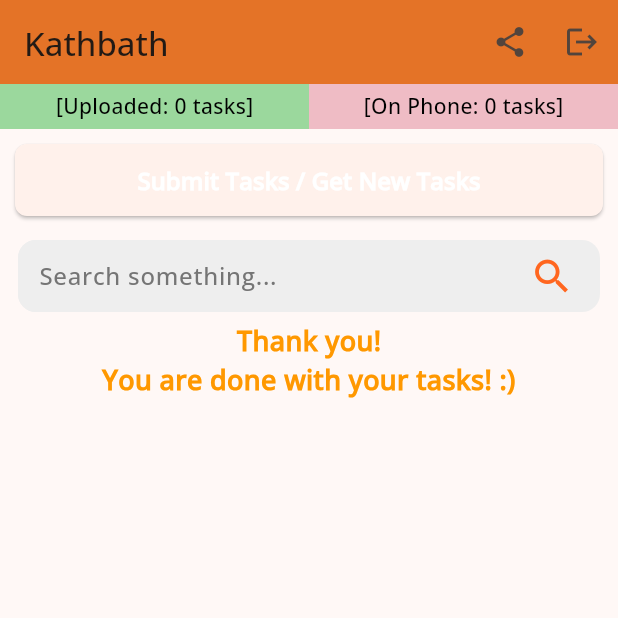
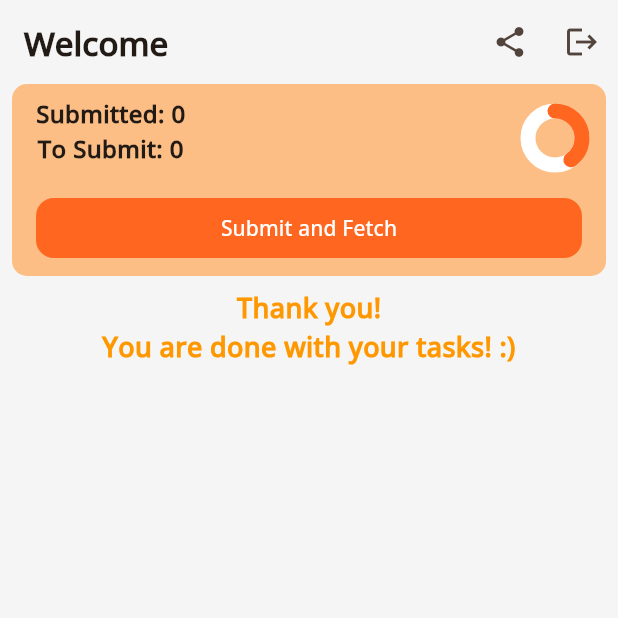
Before and after one commit to AI4Bharat/KathbathXFrontend, a Flutter app: the DashboardScreen screen opened directly with empty values, on a phone screen of 412 x 824 dp, the top half of it. Run offline on Flutter 3.47's test engine with Material 3 defaults, Android fonts, the phone set to English and light mode, and no system bars; our stand-ins replace camera, chewie, dio, drift, firebase_core, firebase_crashlytics and 8 more; missing offline and left inert: android_play_install_referrer, audio_session, dart:ffi, flutter_sound, in_app_update; accounts and stored records are empty; generated files the repository leaves out were written again; network calls fail.

Commit message:
Add UI change to the dashboard screen
- Changed the task card UI
- Changed the submit/fetch button and UI for showing the submitted
metrics

```diff
--- a/lib/screens/dashboard_screen.dart
+++ b/lib/screens/dashboard_screen.dart
@@ -16,6 +16,7 @@ import 'package:kathbath_lite/services/api_services_baseUrl.dart';
 import 'package:kathbath_lite/services/task_api.dart';
 import 'package:kathbath_lite/utils/colors.dart';
 import 'package:kathbath_lite/utils/send_output.dart';
+import 'package:kathbath_lite/widgets/buttons/dashboard_fetch_submit_button.dart';
 import 'package:kathbath_lite/widgets/editbox_widget.dart';
 import 'package:kathbath_lite/widgets/task_card_widget.dart';
 import 'package:kathbath_lite/widgets/task_submit_widget.dart';
@@ -387,38 +388,6 @@ class _DashboardScreenState extends State<DashboardScreen> {
           ;
           break;
 
-        // case 'IMAGE_DC_TEXT':
-        //   Navigator.pushNamed(
-        //     // ignore: use_build_context_synchronously
-        //     context,
-        //     '/image_transcription_microtask',
-        //     arguments: {
-        //       'microtasks': microtasks,
-        //       'microtaskAssignments': toBeDoneAssignments,
-        //     },
-        //   ).then((_) {
-        //     setState(() {
-        //       _loadTasks();
-        //     });
-        //   });
-        //   break;
-        //
-        // case 'SPEECH_DC_IMGAUD':
-        //   Navigator.pushNamed(
-        //     // ignore: use_build_context_synchronously
-        //     context,
-        //     '/image_audio_microtask',
-        //     arguments: {
-        //       'microtasks': microtasks,
-        //       'microtaskAssignments': toBeDoneAssignments,
-        //     },
-        //   ).then((_) {
-        //     setState(() {
-        //       _loadTasks();
-        //     });
-        //   });
-        //   break;
-
         case 'SPEECH_DV_MULTI' || 'SPEECH_VERIFICATION':
           Navigator.pushNamed(
             // ignore: use_build_context_synchronously
@@ -436,39 +405,6 @@ class _DashboardScreenState extends State<DashboardScreen> {
           });
           break;
 
-        // case 'SPEECH_DC_AUDREF':
-        //   Navigator.pushNamed(
-        //     // ignore: use_build_context_synchronously
-        //     context,
-        //     '/speech_audio_refinement',
-        //     arguments: {
-        //       'taskName': taskName,
-        //       'microtasks': microtasks,
-        //       'microtaskAssignments': toBeDoneAssignments,
-        //     },
-        //   ).then((_) {
-        //     setState(() {
-        //       _loadTasks();
-        //     });
-        //   });
-        //   break;
-        //
-        // case 'SIGN_LANGUAGE_VIDEO':
-        //   Navigator.pushNamed(
-        //     // ignore: use_build_context_synchronously
-        //     context,
-        //     '/video_collection_task',
-        //     arguments: {
-        //       'microtasks': microtasks,
-        //       'microtaskAssignments': toBeDoneAssignments,
-        //     },
-        //   ).then((_) {
-        //     setState(() {
-        //       _loadTasks();
-        //     });
-        //   });
-        //   break;
-
         default:
           break;
       }
@@ -476,7 +412,6 @@ class _DashboardScreenState extends State<DashboardScreen> {
   }
 
   List<Widget> _buildTaskCards(BuildContext context) {
-    print("The _tasks count is ${_tasks.length}");
     return _tasks.map((task) {
       final counts = _taskStatusCounts[task.id] ??
           {
@@ -490,7 +425,8 @@ class _DashboardScreenState extends State<DashboardScreen> {
           };
 
       return TaskCard(
-        taskName: task.name ?? 'No name',
+        taskName: task.name,
+        taskDescription: task.description,
         available: counts['available']!,
         completed: counts['completed']!,
         verified: counts['verified']!,
@@ -557,22 +493,9 @@ class _DashboardScreenState extends State<DashboardScreen> {
       },
       child: Scaffold(
         appBar: AppBar(
-          backgroundColor: darkerOrange,
           automaticallyImplyLeading: false,
-          title: FutureBuilder<String?>(
-            future: getAccessCode(),
-            builder: (context, snapshot) {
-              if (snapshot.connectionState == ConnectionState.waiting) {
-                return const CircularProgressIndicator();
-              } else if (snapshot.hasError) {
-                return const Text('Error');
-              } else if (snapshot.hasData) {
-                return Text(snapshot.data ?? 'Kathbath');
-              } else {
-                return const Text('Kathbath');
-              }
-            },
-          ),
+          title: const Text(
+              style: TextStyle(fontWeight: FontWeight.bold), "Welcome"),
           actions: [
             IconButton(
               icon: const Icon(Icons.share),
@@ -608,7 +531,11 @@ class _DashboardScreenState extends State<DashboardScreen> {
             filterLines = "";
             await _loadTasks();
           },
+          child: Container(
+              padding: const EdgeInsets.symmetric(horizontal: 8),
               child: Column(
+                crossAxisAlignment: CrossAxisAlignment.stretch,
+                spacing: 8,
                 children: [
                   // --- Task Submit/Get Section ---
                   ValueListenableBuilder<bool>(
@@ -617,24 +544,24 @@ class _DashboardScreenState extends State<DashboardScreen> {
                       return TaskSubmitWidget(
                         // uploadedTasks: uploadedCount,
                         uploadedTasks: submittedCount + uploadedCount,
-                    onPhoneTasks: totalAvailable,
+                        onPhoneTasks: onPhoneCount,
                         handleSubmitTasks: () async {
                           await handleSubmitTasks();
                         },
                       );
                     },
                   ),
-              Padding(
-                  padding: const EdgeInsets.symmetric(
-                      vertical: 6.0, horizontal: 12.0),
-                  child: EditBoxWidget(
-                      onTextSubmitted: (text) async {
-                        setState(() {
-                          filterLines = text;
-                          _loadTasks();
-                        });
-                      },
-                      buttonType: 'search')),
+                  // Padding(
+                  //     padding: const EdgeInsets.symmetric(
+                  //         vertical: 6.0, horizontal: 12.0),
+                  //     child: EditBoxWidget(
+                  //         onTextSubmitted: (text) async {
+                  //           setState(() {
+                  //             filterLines = text;
+                  //             _loadTasks();
+                  //           });
+                  //         },
+                  //         buttonType: 'search')),
                   // --- Tasks Recycler View ---
                   Expanded(
                     child: SingleChildScrollView(
@@ -648,7 +575,8 @@ class _DashboardScreenState extends State<DashboardScreen> {
                               ? const Center(
                                   child: Column(
                                     mainAxisAlignment: MainAxisAlignment.center,
-                                crossAxisAlignment: CrossAxisAlignment.center,
+                                    crossAxisAlignment:
+                                        CrossAxisAlignment.center,
                                     children: [
                                       Text(
                                         'Thank you!',
@@ -683,7 +611,7 @@ class _DashboardScreenState extends State<DashboardScreen> {
                     ),
                   ),
                 ],
-          ),
+              )),
         ),
       ),
     );
--- a/lib/screens/login_screen.dart
+++ b/lib/screens/login_screen.dart
@@ -8,7 +8,7 @@ import 'package:kathbath_lite/services/api_services_baseUrl.dart';
 import 'package:kathbath_lite/services/worker_api.dart';
 import 'package:kathbath_lite/utils/colors.dart';
 import 'package:kathbath_lite/utils/validator.dart';
-import 'package:kathbath_lite/widgets/action_button.dart';
+import 'package:kathbath_lite/widgets/buttons/action_button.dart';
 import 'package:kathbath_lite/widgets/form_dropdown_widget.dart';
 import 'package:kathbath_lite/widgets/dialogs/loading_dialog.dart';
 import 'package:kathbath_lite/widgets/logo_widget.dart';
--- a/lib/screens/register_screen.dart
+++ b/lib/screens/register_screen.dart
@@ -4,7 +4,7 @@ import 'package:kathbath_lite/models/registration_items.dart';
 import 'package:kathbath_lite/services/api_services_baseUrl.dart';
 import 'package:kathbath_lite/services/worker_api.dart';
 import 'package:kathbath_lite/utils/validator.dart';
-import 'package:kathbath_lite/widgets/action_button.dart';
+import 'package:kathbath_lite/widgets/buttons/action_button.dart';
 import 'package:kathbath_lite/widgets/dialogs/consent_dialog.dart';
 import 'package:kathbath_lite/widgets/form_dropdown_widget.dart';
 import 'package:kathbath_lite/widgets/dialogs/loading_dialog.dart';
--- a/lib/utils/app_scafold.dart
+++ b/lib/utils/app_scafold.dart
@@ -10,7 +10,7 @@ class AppScaffold extends StatelessWidget {
   Widget build(BuildContext context) {
     return Scaffold(
       body: Container(
-        color: darkerOrange,
+        color: Colors.white,
         child: SafeArea(
           child: Container(
             color: Colors.white,
--- a/lib/utils/colors.dart
+++ b/lib/utils/colors.dart
@@ -1,6 +1,7 @@
 import 'package:flutter/material.dart';
 
 // Define a reusable color constant
+const Color backgroundColor = Color(0xFFF5F5F5);
 const Color customOrange = Color(0xFFF38630);
 const Color darkerOrange = Color.fromARGB(255, 228, 115, 39);
 const Color primaryOrange = Color.fromARGB(255, 255, 102, 31);
--- /dev/null
+++ b/lib/widgets/buttons/dashboard_fetch_submit_button.dart
@@ -0,0 +1,25 @@
+import 'package:flutter/material.dart';
+
+class DashboardFetchSubmitButton extends StatelessWidget {
+  final VoidCallback onPressed;
+  final String text;
+  final bool isPrimary;
+
+  DashboardFetchSubmitButton({
+    required this.onPressed,
+    required this.text,
+    this.isPrimary = true,
+  });
+
+  @override
+  Widget build(BuildContext buildContext) {
+    return FilledButton(
+      onPressed: onPressed,
+      style: FilledButton.styleFrom(
+        shape: RoundedRectangleBorder(
+            borderRadius: BorderRadiusGeometry.circular(12.0)),
+      ),
+      child: Text(text),
+    );
+  }
+}
--- a/lib/widgets/editbox_widget.dart
+++ b/lib/widgets/editbox_widget.dart
@@ -1,4 +1,5 @@
 import 'package:flutter/material.dart';
+import 'package:kathbath_lite/utils/colors.dart';
 
 class EditBoxWidget extends StatefulWidget {
   final Function(String) onTextSubmitted; // Callback function
@@ -49,7 +50,7 @@ class _EditableTextBoxState extends State<EditBoxWidget> {
                     borderRadius: BorderRadius.circular(12),
                     borderSide: BorderSide.none,
                   ),
-                  fillColor: Colors.grey[200],
+                  fillColor: Colors.white,
                   filled: true,
                   contentPadding: const EdgeInsets.symmetric(
                       vertical: 12.0, horizontal: 10.0),
@@ -63,8 +64,7 @@ class _EditableTextBoxState extends State<EditBoxWidget> {
                   _controller.clear();
                 },
                 style: ElevatedButton.styleFrom(
-                  backgroundColor: Colors.transparent,
-                  shadowColor: Colors.transparent,
+                  backgroundColor: Colors.white,
                   padding: const EdgeInsets.symmetric(vertical: 5.0),
                   textStyle: const TextStyle(fontSize: 20.0),
                 ),
--- a/lib/widgets/task_submit_widget.dart
+++ b/lib/widgets/task_submit_widget.dart
@@ -1,9 +1,13 @@
 import 'package:flutter/material.dart';
+import 'package:kathbath_lite/utils/colors.dart';
+import 'package:kathbath_lite/widgets/buttons/dashboard_fetch_submit_button.dart';
 
 class TaskSubmitWidget extends StatelessWidget {
   final int uploadedTasks;
   final int onPhoneTasks;
   final VoidCallback handleSubmitTasks;
+
+  final textStyle = const TextStyle(fontWeight: FontWeight.bold, fontSize: 16);
 
   const TaskSubmitWidget({
     Key? key,
@@ -14,77 +18,38 @@ class TaskSubmitWidget extends StatelessWidget {
 
   @override
   Widget build(BuildContext context) {
-    return Padding(
-      padding: const EdgeInsets.symmetric(horizontal: 0, vertical: 0),
-      child: Column(
-        crossAxisAlignment: CrossAxisAlignment.center,
-        children: [
-          Row(
-            mainAxisAlignment: MainAxisAlignment.center,
+    return Container(
+        padding: const EdgeInsets.symmetric(horizontal: 16, vertical: 8),
+        decoration: BoxDecoration(
+          borderRadius: BorderRadius.circular(10),
+          color: Color.fromARGB(255, 252, 190, 133),
+        ),
+        child: Column(
+            crossAxisAlignment: CrossAxisAlignment.stretch,
+            spacing: 8,
             children: [
-              Expanded(
-                child: Container(
-                  alignment: Alignment.center,
-                  padding: const EdgeInsets.symmetric(
-                      horizontal: 5.0, vertical: 5.0),
-                  decoration: const BoxDecoration(
-                    color: Color.fromARGB(255, 155, 216, 157),
+              Row(
+                mainAxisAlignment: MainAxisAlignment.spaceBetween,
+                children: [
+                  Column(
+                    children: [
+                      Text(style: textStyle, "Submitted: $uploadedTasks"),
+                      Text(style: textStyle, "To Submit: $onPhoneTasks"),
+                      const SizedBox(height: 10),
+                    ],
                   ),
-                  child: Text(
-                    "[Uploaded: $uploadedTasks tasks]",
-                    style: const TextStyle(
-                      color: Colors.black,
-                      fontSize: 14,
-                    ),
-                  ),
-                ),
+                  const CircularProgressIndicator(
+                    value: .4,
+                    strokeWidth: 10,
+                    backgroundColor: Colors.white,
+                    strokeCap: StrokeCap.round,
+                  )
+                ],
               ),
-              Expanded(
-                child: Container(
-                  alignment: Alignment.center,
-                  padding: const EdgeInsets.symmetric(
-                      horizontal: 5.0, vertical: 5.0),
-                  decoration: const BoxDecoration(
-                    color: Color.fromARGB(180, 233, 163, 176),
-                  ),
-                  child: Text(
-                    "[On Phone: $onPhoneTasks tasks]",
-                    style: const TextStyle(
-                      color: Colors.black,
-                      fontSize: 14,
-                    ),
-                  ),
-                ),
-              ),
-            ],
-          ),
-          // const SizedBox(height: 10),
-          Container(
-            padding: const EdgeInsets.all(10.0),
-            width: double.infinity,
-            child: ElevatedButton(
-              onPressed: handleSubmitTasks,
-              style: ElevatedButton.styleFrom(
-                padding: const EdgeInsets.symmetric(
-                    vertical: 12.0, horizontal: 20.0),
-                shape: const RoundedRectangleBorder(
-                  borderRadius: BorderRadius.all(Radius.circular(8.0)),
-                ),
-                minimumSize: const Size(double.infinity, 48),
-                fixedSize: const Size(double.infinity, 48),
-              ),
-              child: const Text(
-                'Submit Tasks / Get New Tasks',
-                style: TextStyle(
-                  fontSize: 16,
-                  fontWeight: FontWeight.bold,
-                  color: Colors.white,
-                ),
-              ),
-            ),
-          ),
-        ],
-      ),
-    );
+              DashboardFetchSubmitButton(
+                text: "Submit and Fetch",
+                onPressed: handleSubmitTasks,
+              )
+            ]));
   }
 }
```
Also changed, not shown: lib/main.dart (+4 -3 lines), lib/widgets/custom_expansiontile_widget.dart (+6 -17 lines), lib/widgets/dialogs/show_task_info_dialog.dart (added, +16 -0 lines), lib/widgets/task_card_widget.dart (+83 -39 lines), lib/widgets/buttons/action_button.dart (renamed from lib/widgets/action_button.dart). Lines whose indentation alone changed are shown as unchanged.
